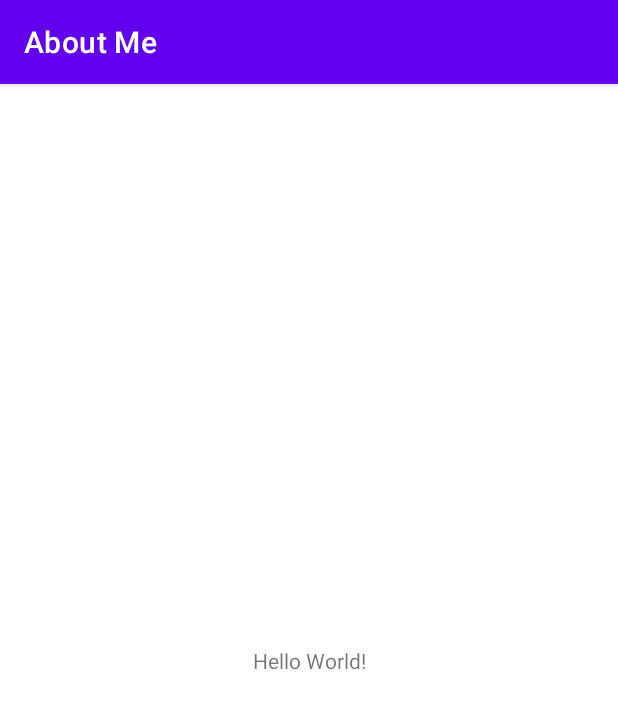
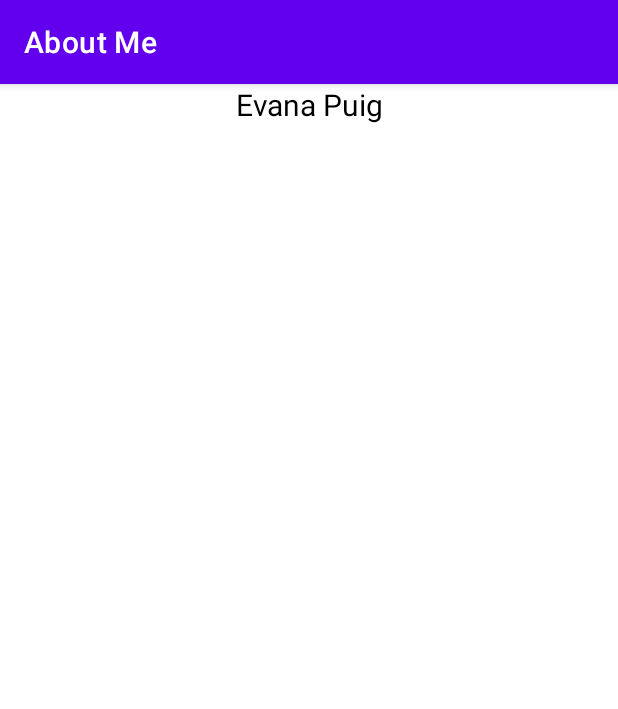
Before and after one commit to EvanaPuig/About-Me, an Android app: the screen it shows after launch (MainActivity), on a phone screen of 412 x 824 dp. Shown: the top 709 px of the screen. Run offline under Robolectric (Android 15) with nearby library versions, the phone set to English and light mode, and no system bars.

Commit message:
Creates the main layout for the app

```diff
--- a/app/build.gradle
+++ b/app/build.gradle
@@ -30,6 +30,10 @@ android {
   kotlinOptions {
     jvmTarget = '1.8'
   }
+
+  buildFeatures {
+    viewBinding true
+  }
 }
 
 dependencies {
--- a/app/src/main/java/com/evanamargain/aboutme/MainActivity.kt
+++ b/app/src/main/java/com/evanamargain/aboutme/MainActivity.kt
@@ -2,10 +2,15 @@ package com.evanamargain.aboutme
 
 import androidx.appcompat.app.AppCompatActivity
 import android.os.Bundle
+import com.evanamargain.aboutme.databinding.ActivityMainBinding
 
 class MainActivity : AppCompatActivity() {
+  private lateinit var binding: ActivityMainBinding
+
   override fun onCreate(savedInstanceState: Bundle?) {
     super.onCreate(savedInstanceState)
-    setContentView(R.layout.activity_main)
+    binding = ActivityMainBinding.inflate(layoutInflater)
+    val view = binding.root
+    setContentView(view)
   }
 }
--- a/app/src/main/res/layout/activity_main.xml
+++ b/app/src/main/res/layout/activity_main.xml
@@ -1,18 +1,14 @@
 <?xml version="1.0" encoding="utf-8"?>
-<androidx.constraintlayout.widget.ConstraintLayout xmlns:android="http://schemas.android.com/apk/res/android"
-  xmlns:app="http://schemas.android.com/apk/res-auto"
-  xmlns:tools="http://schemas.android.com/tools"
-  android:layout_width="match_parent"
-  android:layout_height="match_parent"
-  tools:context=".MainActivity">
+<LinearLayout xmlns:android="http://schemas.android.com/apk/res/android"
+    android:orientation="vertical" android:layout_width="match_parent"
+    android:layout_height="match_parent">
 
-  <TextView
-    android:layout_width="wrap_content"
-    android:layout_height="wrap_content"
-    android:text="Hello World!"
-    app:layout_constraintBottom_toBottomOf="parent"
-    app:layout_constraintLeft_toLeftOf="parent"
-    app:layout_constraintRight_toRightOf="parent"
-    app:layout_constraintTop_toTopOf="parent" />
-
-</androidx.constraintlayout.widget.ConstraintLayout>
+    <TextView
+        android:id="@+id/name_text"
+        android:layout_width="match_parent"
+        android:layout_height="wrap_content"
+        android:text="@string/name"
+        android:textAlignment="center"
+        android:textColor="@color/black"
+        android:textSize="@dimen/text_size_20sp" />
+</LinearLayout>
--- /dev/null
+++ b/app/src/main/res/values/dimens.xml
@@ -0,0 +1,4 @@
+<?xml version="1.0" encoding="utf-8"?>
+<resources>
+    <dimen name="text_size_20sp">20sp</dimen>
+</resources>
--- a/app/src/main/res/values/strings.xml
+++ b/app/src/main/res/values/strings.xml
@@ -1,3 +1,4 @@
 <resources>
   <string name="app_name">About Me</string>
+    <string name="name">Evana Puig</string>
 </resources>
```
